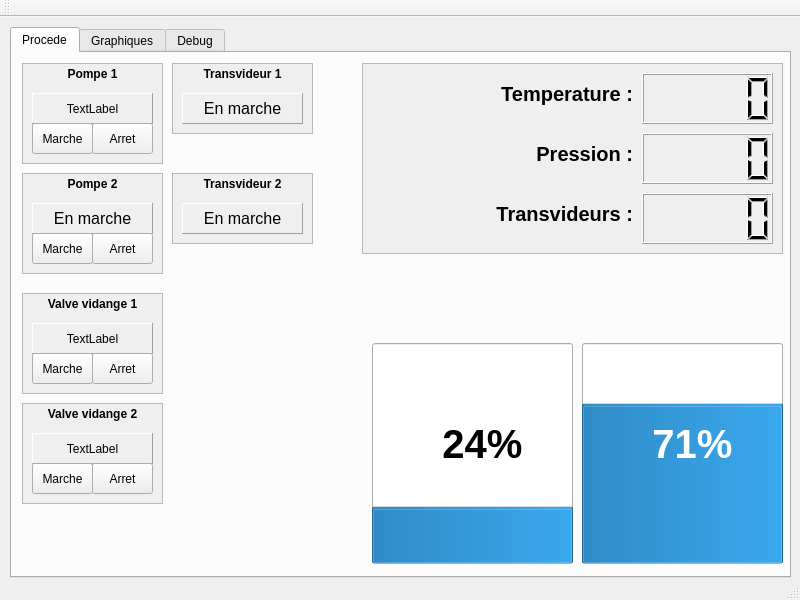
Above: interfaceoperateur.ui from fojek/ProjetACabane before the change. Below: the same form after it.
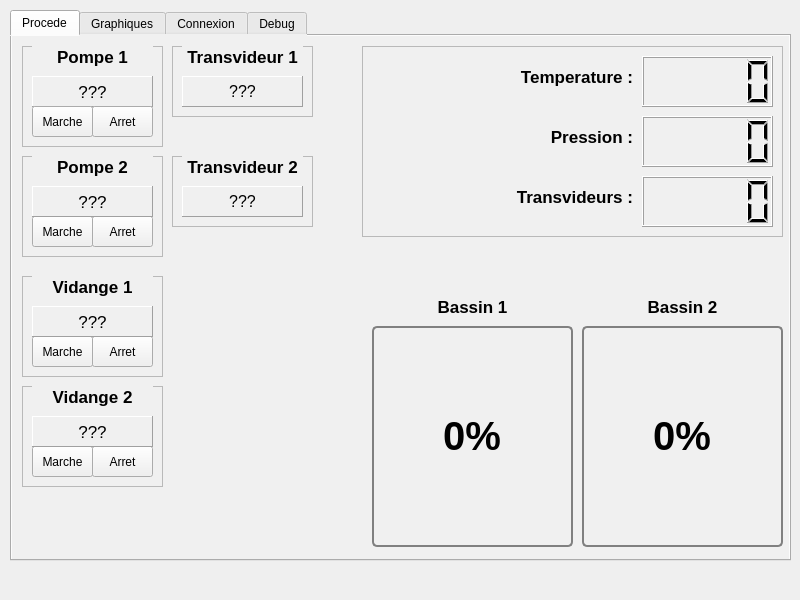
That is the form after the change. The open tabs and pages were chosen to show the change. Custom widgets are drawn as their Qt base class.

Patch:
```diff
--- a/interfaceoperateur.ui
+++ b/interfaceoperateur.ui
@@ -18,8 +18,8 @@
   </property>
   <property name="maximumSize">
    <size>
-    <width>800</width>
-    <height>600</height>
+    <width>1024</width>
+    <height>768</height>
    </size>
   </property>
   <property name="windowTitle">
@@ -35,6 +35,9 @@
       <height>551</height>
      </rect>
     </property>
+    <property name="styleSheet">
+     <string notr="true">background-color: rgb(240, 240, 240);</string>
+    </property>
     <property name="currentIndex">
      <number>1</number>
     </property>
@@ -58,8 +61,21 @@
         <bold>true</bold>
        </font>
       </property>
+      <property name="styleSheet">
+       <string notr="true">QProgressBar {
+    border: 2px solid grey;
+    border-radius: 5px;
+}
+
+QProgressBar::chunk {
+    background-color: blue;
+}</string>
+      </property>
       <property name="value">
-       <number>24</number>
+       <number>0</number>
+      </property>
+      <property name="alignment">
+       <set>Qt::AlignCenter</set>
       </property>
       <property name="orientation">
        <enum>Qt::Vertical</enum>
@@ -81,8 +97,21 @@
         <bold>true</bold>
        </font>
       </property>
+      <property name="styleSheet">
+       <string notr="true">QProgressBar {
+    border: 2px solid grey;
+    border-radius: 5px;
+}
+
+QProgressBar::chunk {
+    background-color: blue;
+}</string>
+      </property>
       <property name="value">
-       <number>71</number>
+       <number>0</number>
+      </property>
+      <property name="alignment">
+       <set>Qt::AlignCenter</set>
       </property>
       <property name="orientation">
        <enum>Qt::Vertical</enum>
@@ -101,7 +130,7 @@
        </rect>
       </property>
       <property name="autoFillBackground">
-       <bool>true</bool>
+       <bool>false</bool>
       </property>
       <property name="frameShape">
        <enum>QFrame::StyledPanel</enum>
@@ -109,41 +138,7 @@
       <property name="frameShadow">
        <enum>QFrame::Raised</enum>
       </property>
-      <widget class="QLabel" name="label_17">
-       <property name="geometry">
-        <rect>
-         <x>10</x>
-         <y>30</y>
-         <width>121</width>
-         <height>31</height>
-        </rect>
-       </property>
-       <property name="font">
-        <font>
-         <weight>50</weight>
-         <bold>false</bold>
-        </font>
-       </property>
-       <property name="autoFillBackground">
-        <bool>false</bool>
-       </property>
-       <property name="frameShape">
-        <enum>QFrame::Panel</enum>
-       </property>
-       <property name="frameShadow">
-        <enum>QFrame::Raised</enum>
-       </property>
-       <property name="lineWidth">
-        <number>1</number>
-       </property>
-       <property name="text">
-        <string>TextLabel</string>
-       </property>
-       <property name="alignment">
-        <set>Qt::AlignCenter</set>
-       </property>
-      </widget>
-      <widget class="QPushButton" name="pushButton_9">
+      <widget class="QPushButton" name="arretVidange2">
        <property name="geometry">
         <rect>
          <x>70</x>
@@ -180,12 +175,48 @@
        </property>
        <property name="font">
         <font>
+         <pointsize>13</pointsize>
          <weight>75</weight>
          <bold>true</bold>
         </font>
        </property>
        <property name="text">
-        <string>Valve vidange 2</string>
+        <string>Vidange 2</string>
+       </property>
+       <property name="alignment">
+        <set>Qt::AlignCenter</set>
+       </property>
+      </widget>
+      <widget class="QLabel" name="texteVidange2">
+       <property name="geometry">
+        <rect>
+         <x>10</x>
+         <y>30</y>
+         <width>121</width>
+         <height>31</height>
+        </rect>
+       </property>
+       <property name="font">
+        <font>
+         <pointsize>13</pointsize>
+         <weight>50</weight>
+         <bold>false</bold>
+        </font>
+       </property>
+       <property name="autoFillBackground">
+        <bool>false</bool>
+       </property>
+       <property name="frameShape">
+        <enum>QFrame::Panel</enum>
+       </property>
+       <property name="frameShadow">
+        <enum>QFrame::Raised</enum>
+       </property>
+       <property name="lineWidth">
+        <number>1</number>
+       </property>
+       <property name="text">
+        <string>???</string>
        </property>
        <property name="alignment">
         <set>Qt::AlignCenter</set>
@@ -202,7 +233,7 @@
        </rect>
       </property>
       <property name="autoFillBackground">
-       <bool>true</bool>
+       <bool>false</bool>
       </property>
       <property name="frameShape">
        <enum>QFrame::StyledPanel</enum>
@@ -210,41 +241,7 @@
       <property name="frameShadow">
        <enum>QFrame::Raised</enum>
       </property>
-      <widget class="QLabel" name="label_15">
-       <property name="geometry">
-        <rect>
-         <x>10</x>
-         <y>30</y>
-         <width>121</width>
-         <height>31</height>
-        </rect>
-       </property>
-       <property name="font">
-        <font>
-         <weight>50</weight>
-         <bold>false</bold>
-        </font>
-       </property>
-       <property name="autoFillBackground">
-        <bool>false</bool>
-       </property>
-       <property name="frameShape">
-        <enum>QFrame::Panel</enum>
-       </property>
-       <property name="frameShadow">
-        <enum>QFrame::Raised</enum>
-       </property>
-       <property name="lineWidth">
-        <number>1</number>
-       </property>
-       <property name="text">
-        <string>TextLabel</string>
-       </property>
-       <property name="alignment">
-        <set>Qt::AlignCenter</set>
-       </property>
-      </widget>
-      <widget class="QPushButton" name="pushButton_7">
+      <widget class="QPushButton" name="arretVidange1">
        <property name="geometry">
         <rect>
          <x>70</x>
@@ -281,12 +278,48 @@
        </property>
        <property name="font">
         <font>
+         <pointsize>13</pointsize>
          <weight>75</weight>
          <bold>true</bold>
         </font>
        </property>
        <property name="text">
-        <string>Valve vidange 1</string>
+        <string>Vidange 1</string>
+       </property>
+       <property name="alignment">
+        <set>Qt::AlignCenter</set>
+       </property>
+      </widget>
+      <widget class="QLabel" name="texteVidange1">
+       <property name="geometry">
+        <rect>
+         <x>10</x>
+         <y>30</y>
+         <width>121</width>
+         <height>31</height>
+        </rect>
+       </property>
+       <property name="font">
+        <font>
+         <pointsize>13</pointsize>
+         <weight>50</weight>
+         <bold>false</bold>
+        </font>
+       </property>
+       <property name="autoFillBackground">
+        <bool>false</bool>
+       </property>
+       <property name="frameShape">
+        <enum>QFrame::Panel</enum>
+       </property>
+       <property name="frameShadow">
+        <enum>QFrame::Raised</enum>
+       </property>
+       <property name="lineWidth">
+        <number>1</number>
+       </property>
+       <property name="text">
+        <string>???</string>
        </property>
        <property name="alignment">
         <set>Qt::AlignCenter</set>
@@ -303,7 +336,7 @@
        </rect>
       </property>
       <property name="autoFillBackground">
-       <bool>true</bool>
+       <bool>false</bool>
       </property>
       <property name="frameShape">
        <enum>QFrame::StyledPanel</enum>
@@ -311,48 +344,7 @@
       <property name="frameShadow">
        <enum>QFrame::Raised</enum>
       </property>
-      <widget class="QLabel" name="Pompe3Statut">
-       <property name="geometry">
-        <rect>
-         <x>10</x>
-         <y>30</y>
-         <width>121</width>
-         <height>31</height>
-        </rect>
-       </property>
-       <property name="font">
-        <font>
-         <weight>50</weight>
-         <bold>false</bold>
-        </font>
-       </property>
-       <property name="autoFillBackground">
-        <bool>true</bool>
-       </property>
-       <property name="frameShape">
-        <enum>QFrame::Panel</enum>
-       </property>
-       <property name="frameShadow">
-        <enum>QFrame::Raised</enum>
-       </property>
-       <property name="lineWidth">
-        <number>1</number>
-       </property>
-       <property name="text">
-        <string>&lt;!DOCTYPE HTML PUBLIC &quot;-//W3C//DTD HTML 4.0//EN&quot; &quot;http://www.w3.org/TR/REC-html40/strict.dtd&quot;&gt;
-&lt;html&gt;&lt;head&gt;&lt;meta name=&quot;qrichtext&quot; content=&quot;1&quot; /&gt;&lt;style type=&quot;text/css&quot;&gt;
-p, li { white-space: pre-wrap; }
-&lt;/style&gt;&lt;/head&gt;&lt;body style=&quot; font-family:'Roboto'; font-size:12pt; font-weight:200; font-style:normal;&quot;&gt;
-&lt;p align=&quot;center&quot; style=&quot; margin-top:0px; margin-bottom:0px; margin-left:0px; margin-right:0px; -qt-block-indent:0; text-indent:0px;&quot;&gt;En marche&lt;/p&gt;&lt;/body&gt;&lt;/html&gt;</string>
-       </property>
-       <property name="textFormat">
-        <enum>Qt::RichText</enum>
-       </property>
-       <property name="alignment">
-        <set>Qt::AlignCenter</set>
-       </property>
-      </widget>
-      <widget class="QPushButton" name="pushButton_5">
+      <widget class="QPushButton" name="arretPompe2">
        <property name="geometry">
         <rect>
          <x>70</x>
@@ -374,6 +366,9 @@
          <height>31</height>
         </rect>
        </property>
+       <property name="styleSheet">
+        <string notr="true"/>
+       </property>
        <property name="text">
         <string>Marche</string>
        </property>
@@ -389,6 +384,7 @@
        </property>
        <property name="font">
         <font>
+         <pointsize>13</pointsize>
          <weight>75</weight>
          <bold>true</bold>
         </font>
@@ -400,6 +396,41 @@
         <set>Qt::AlignCenter</set>
        </property>
       </widget>
+      <widget class="QLabel" name="textePompe2">
+       <property name="geometry">
+        <rect>
+         <x>10</x>
+         <y>30</y>
+         <width>121</width>
+         <height>31</height>
+        </rect>
+       </property>
+       <property name="font">
+        <font>
+         <pointsize>13</pointsize>
+         <weight>50</weight>
+         <bold>false</bold>
+        </font>
+       </property>
+       <property name="autoFillBackground">
+        <bool>false</bool>
+       </property>
+       <property name="frameShape">
+        <enum>QFrame::Panel</enum>
+       </property>
+       <property name="frameShadow">
+        <enum>QFrame::Raised</enum>
+       </property>
+       <property name="lineWidth">
+        <number>1</number>
+       </property>
+       <property name="text">
+        <string>???</string>
+       </property>
+       <property name="alignment">
+        <set>Qt::AlignCenter</set>
+       </property>
+      </widget>
      </widget>
      <widget class="QFrame" name="frame_5">
       <property name="geometry">
@@ -411,7 +442,7 @@
        </rect>
       </property>
       <property name="autoFillBackground">
-       <bool>true</bool>
+       <bool>false</bool>
       </property>
       <property name="frameShape">
        <enum>QFrame::StyledPanel</enum>
@@ -435,7 +466,7 @@
         </font>
        </property>
        <property name="autoFillBackground">
-        <bool>true</bool>
+        <bool>false</bool>
        </property>
        <property name="frameShape">
         <enum>QFrame::Panel</enum>
@@ -450,8 +481,8 @@
         <string>&lt;!DOCTYPE HTML PUBLIC &quot;-//W3C//DTD HTML 4.0//EN&quot; &quot;http://www.w3.org/TR/REC-html40/strict.dtd&quot;&gt;
 &lt;html&gt;&lt;head&gt;&lt;meta name=&quot;qrichtext&quot; content=&quot;1&quot; /&gt;&lt;style type=&quot;text/css&quot;&gt;
 p, li { white-space: pre-wrap; }
-&lt;/style&gt;&lt;/head&gt;&lt;body style=&quot; font-family:'Roboto'; font-size:12pt; font-weight:200; font-style:normal;&quot;&gt;
-&lt;p align=&quot;center&quot; style=&quot; margin-top:0px; margin-bottom:0px; margin-left:0px; margin-right:0px; -qt-block-indent:0; text-indent:0px;&quot;&gt;En marche&lt;/p&gt;&lt;/body&gt;&lt;/html&gt;</string>
+&lt;/style&gt;&lt;/head&gt;&lt;body style=&quot; font-family:'MS Shell Dlg 2'; font-size:8pt; font-weight:400; font-style:normal;&quot;&gt;
+&lt;p align=&quot;center&quot; style=&quot; margin-top:0px; margin-bottom:0px; margin-left:0px; margin-right:0px; -qt-block-indent:0; text-indent:0px;&quot;&gt;&lt;span style=&quot; font-family:'Roboto'; font-size:12pt; font-weight:200;&quot;&gt;???&lt;/span&gt;&lt;/p&gt;&lt;/body&gt;&lt;/html&gt;</string>
        </property>
        <property name="textFormat">
         <enum>Qt::RichText</enum>
@@ -471,6 +502,7 @@
        </property>
        <property name="font">
         <font>
+         <pointsize>13</pointsize>
          <weight>75</weight>
          <bold>true</bold>
         </font>
@@ -493,7 +525,7 @@
        </rect>
       </property>
       <property name="autoFillBackground">
-       <bool>true</bool>
+       <bool>false</bool>
       </property>
       <property name="frameShape">
        <enum>QFrame::StyledPanel</enum>
@@ -517,7 +549,7 @@
         </font>
        </property>
        <property name="autoFillBackground">
-        <bool>true</bool>
+        <bool>false</bool>
        </property>
        <property name="frameShape">
         <enum>QFrame::Panel</enum>
@@ -532,8 +564,8 @@
         <string>&lt;!DOCTYPE HTML PUBLIC &quot;-//W3C//DTD HTML 4.0//EN&quot; &quot;http://www.w3.org/TR/REC-html40/strict.dtd&quot;&gt;
 &lt;html&gt;&lt;head&gt;&lt;meta name=&quot;qrichtext&quot; content=&quot;1&quot; /&gt;&lt;style type=&quot;text/css&quot;&gt;
 p, li { white-space: pre-wrap; }
-&lt;/style&gt;&lt;/head&gt;&lt;body style=&quot; font-family:'Roboto'; font-size:12pt; font-weight:200; font-style:normal;&quot;&gt;
-&lt;p align=&quot;center&quot; style=&quot; margin-top:0px; margin-bottom:0px; margin-left:0px; margin-right:0px; -qt-block-indent:0; text-indent:0px;&quot;&gt;En marche&lt;/p&gt;&lt;/body&gt;&lt;/html&gt;</string>
+&lt;/style&gt;&lt;/head&gt;&lt;body style=&quot; font-family:'MS Shell Dlg 2'; font-size:8pt; font-weight:400; font-style:normal;&quot;&gt;
+&lt;p align=&quot;center&quot; style=&quot; margin-top:0px; margin-bottom:0px; margin-left:0px; margin-right:0px; -qt-block-indent:0; text-indent:0px;&quot;&gt;&lt;span style=&quot; font-family:'Roboto'; font-size:12pt; font-weight:200;&quot;&gt;???&lt;/span&gt;&lt;/p&gt;&lt;/body&gt;&lt;/html&gt;</string>
        </property>
        <property name="textFormat">
         <enum>Qt::RichText</enum>
@@ -553,6 +585,7 @@
        </property>
        <property name="font">
         <font>
+         <pointsize>13</pointsize>
          <weight>75</weight>
          <bold>true</bold>
         </font>
@@ -575,7 +608,7 @@
        </rect>
       </property>
       <property name="autoFillBackground">
-       <bool>true</bool>
+       <bool>false</bool>
       </property>
       <property name="frameShape">
        <enum>QFrame::StyledPanel</enum>
@@ -594,6 +627,7 @@
        </property>
        <property name="font">
         <font>
+         <pointsize>13</pointsize>
          <weight>50</weight>
          <bold>false</bold>
         </font>
@@ -611,7 +645,7 @@
         <number>1</number>
        </property>
        <property name="text">
-        <string>TextLabel</string>
+        <string>???</string>
        </property>
        <property name="alignment">
         <set>Qt::AlignCenter</set>
@@ -654,6 +688,7 @@
        </property>
        <property name="font">
         <font>
+         <pointsize>13</pointsize>
          <weight>75</weight>
          <bold>true</bold>
         </font>
@@ -676,7 +711,7 @@
        </rect>
       </property>
       <property name="autoFillBackground">
-       <bool>true</bool>
+       <bool>false</bool>
       </property>
       <property name="frameShape">
        <enum>QFrame::StyledPanel</enum>
@@ -695,7 +730,7 @@
        </property>
        <property name="font">
         <font>
-         <pointsize>15</pointsize>
+         <pointsize>13</pointsize>
          <weight>75</weight>
          <bold>true</bold>
         </font>
@@ -718,7 +753,7 @@
        </property>
        <property name="font">
         <font>
-         <pointsize>15</pointsize>
+         <pointsize>13</pointsize>
          <weight>75</weight>
          <bold>true</bold>
         </font>
@@ -741,7 +776,7 @@
        </property>
        <property name="font">
         <font>
-         <pointsize>15</pointsize>
+         <pointsize>13</pointsize>
          <weight>75</weight>
          <bold>true</bold>
         </font>
@@ -757,13 +792,16 @@
        <property name="geometry">
         <rect>
          <x>280</x>
-         <y>130</y>
+         <y>10</y>
          <width>131</width>
          <height>51</height>
         </rect>
        </property>
        <property name="autoFillBackground">
-        <bool>true</bool>
+        <bool>false</bool>
+       </property>
+       <property name="value" stdset="0">
+        <double>0.000000000000000</double>
        </property>
       </widget>
       <widget class="QLCDNumber" name="PressionTubulure">
@@ -776,23 +814,69 @@
         </rect>
        </property>
        <property name="autoFillBackground">
-        <bool>true</bool>
+        <bool>false</bool>
        </property>
       </widget>
       <widget class="QLCDNumber" name="NbTransvideurs">
        <property name="geometry">
         <rect>
          <x>280</x>
-         <y>10</y>
+         <y>130</y>
          <width>131</width>
          <height>51</height>
         </rect>
        </property>
        <property name="autoFillBackground">
-        <bool>true</bool>
+        <bool>false</bool>
        </property>
       </widget>
      </widget>
+     <widget class="QLabel" name="label_31">
+      <property name="geometry">
+       <rect>
+        <x>360</x>
+        <y>260</y>
+        <width>201</width>
+        <height>21</height>
+       </rect>
+      </property>
+      <property name="font">
+       <font>
+        <pointsize>13</pointsize>
+        <weight>75</weight>
+        <bold>true</bold>
+       </font>
+      </property>
+      <property name="text">
+       <string>Bassin 1</string>
+      </property>
+      <property name="alignment">
+       <set>Qt::AlignCenter</set>
+      </property>
+     </widget>
+     <widget class="QLabel" name="label_32">
+      <property name="geometry">
+       <rect>
+        <x>570</x>
+        <y>260</y>
+        <width>201</width>
+        <height>21</height>
+       </rect>
+      </property>
+      <property name="font">
+       <font>
+        <pointsize>13</pointsize>
+        <weight>75</weight>
+        <bold>true</bold>
+       </font>
+      </property>
+      <property name="text">
+       <string>Bassin 2</string>
+      </property>
+      <property name="alignment">
+       <set>Qt::AlignCenter</set>
+      </property>
+     </widget>
     </widget>
     <widget class="QWidget" name="tab">
      <attribute name="title">
@@ -822,6 +906,127 @@
       </property>
      </widget>
     </widget>
+    <widget class="QWidget" name="tab_2">
+     <attribute name="title">
+      <string>Connexion</string>
+     </attribute>
+     <widget class="QPushButton" name="boutonConnexion">
+      <property name="geometry">
+       <rect>
+        <x>410</x>
+        <y>220</y>
+        <width>151</width>
+        <height>41</height>
+       </rect>
+      </property>
+      <property name="text">
+       <string>Connexion</string>
+      </property>
+     </widget>
+     <widget class="QLineEdit" name="texteAdresse">
+      <property name="geometry">
+       <rect>
+        <x>280</x>
+        <y>220</y>
+        <width>113</width>
+        <height>20</height>
+       </rect>
+      </property>
+      <property name="styleSheet">
+       <string notr="true">background-color: rgb(255, 255, 255);</string>
+      </property>
+      <property name="text">
+       <string>192.168.0.105</string>
+      </property>
+     </widget>
+     <widget class="QLabel" name="label_33">
+      <property name="geometry">
+       <rect>
+        <x>190</x>
+        <y>220</y>
+        <width>81</width>
+        <height>21</height>
+       </rect>
+      </property>
+      <property name="text">
+       <string>Adresse :</string>
+      </property>
+     </widget>
+     <widget class="QLabel" name="label_34">
+      <property name="geometry">
+       <rect>
+        <x>190</x>
+        <y>250</y>
+        <width>81</width>
+        <height>21</height>
+       </rect>
+      </property>
+      <property name="text">
+       <string>Port :</string>
+      </property>
+     </widget>
+     <widget class="QLineEdit" name="textePort">
+      <property name="geometry">
+       <rect>
+        <x>280</x>
+        <y>250</y>
+        <width>113</width>
+        <height>20</height>
+       </rect>
+      </property>
+      <property name="styleSheet">
+       <string notr="true">background-color: rgb(255, 255, 255);</string>
+      </property>
+      <property name="text">
+       <string>3306</string>
+      </property>
+     </widget>
+     <widget class="QLineEdit" name="texteIdentifiant">
+      <property name="geometry">
+       <rect>
+        <x>280</x>
+        <y>280</y>
+        <width>113</width>
+        <height>20</height>
+       </rect>
+      </property>
+      <property name="styleSheet">
+       <string notr="true">background-color: rgb(255, 255, 255);</string>
+      </property>
+      <property name="text">
+       <string/>
+      </property>
+     </widget>
+     <widget class="QLabel" name="label_69">
+      <property name="geometry">
+       <rect>
+        <x>190</x>
+        <y>280</y>
+        <width>81</width>
+        <height>21</height>
+       </rect>
+      </property>
+      <property name="text">
+       <string>Identifiant :</string>
+      </property>
+     </widget>
+     <widget class="QLabel" name="TexteConnexion">
+      <property name="geometry">
+       <rect>
+        <x>410</x>
+        <y>270</y>
+        <width>151</width>
+        <height>31</height>
+       </rect>
+      </property>
+      <property name="text">
+       <string>Déconnecté.</string>
+      </property>
+      <property name="alignment">
+       <set>Qt::AlignCenter</set>
+      </property>
+     </widget>
+    </widget>
     <widget class="QWidget" name="Debug_tab">
      <attribute name="title">
       <string>Debug</string>
@@ -1605,15 +1810,6 @@
     </widget>
    </widget>
   </widget>
-  <widget class="QToolBar" name="mainToolBar">
-   <attribute name="toolBarArea">
-    <enum>TopToolBarArea</enum>
-   </attribute>
-   <attribute name="toolBarBreak">
-    <bool>false</bool>
-   </attribute>
-  </widget>
-  <widget class="QStatusBar" name="statusBar"/>
  </widget>
  <layoutdefault spacing="6" margin="11"/>
  <customwidgets>
```
Left out of the diff: 24 changed lines with no effect on the pictures.
